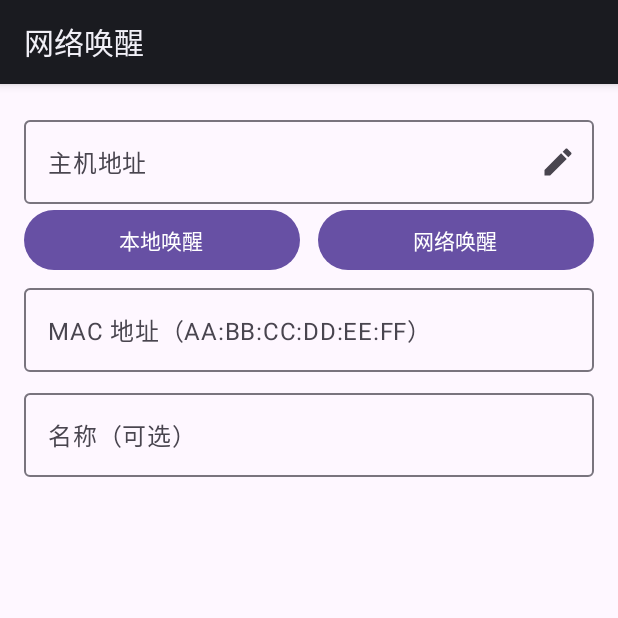
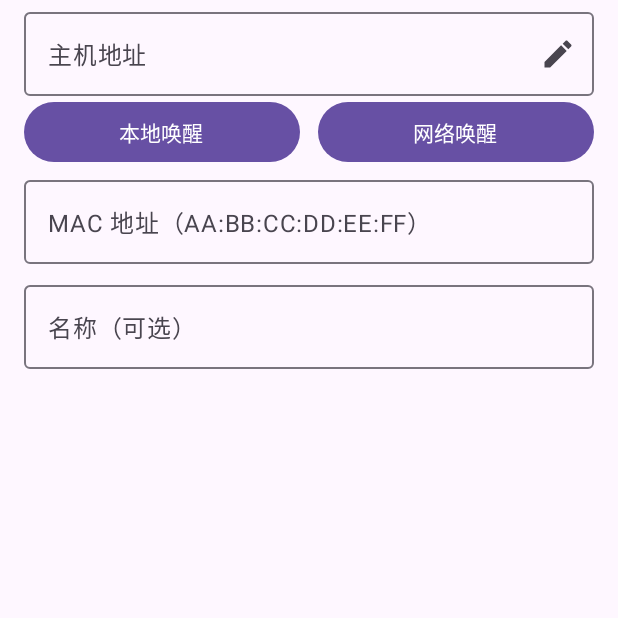
Before and after one commit to WolfCanglong/HkeWolAndroid, an Android app built with Jetpack Compose: the screen it shows after launch (MainActivity), on a phone screen of 412 x 824 dp, the top half of it. Run offline under Robolectric (Android 15) with nearby library versions, the phone set to English and light mode, and no system bars; our stand-ins replace Room's generated code.

Commit message:
去掉标题栏

```diff
--- a/app/src/main/AndroidManifest.xml
+++ b/app/src/main/AndroidManifest.xml
@@ -16,6 +16,7 @@
         android:label="@string/app_name">
         <activity
             android:name=".MainActivity"
+            android:theme="@style/Theme.HkeWol"
             android:exported="true">
             <intent-filter>
                 <action android:name="android.intent.action.MAIN" />
--- a/app/src/main/java/com/hke/hkewol/ui/MainScreen.kt
+++ b/app/src/main/java/com/hke/hkewol/ui/MainScreen.kt
@@ -45,7 +45,8 @@ fun MainScreen(
 
     Column(
         Modifier
-            .padding(16.dp)
+            .statusBarsPadding() // 顶部避开状态栏
+            .padding(horizontal = 16.dp)
             .fillMaxSize()
     ) {
         HostSection(
```
